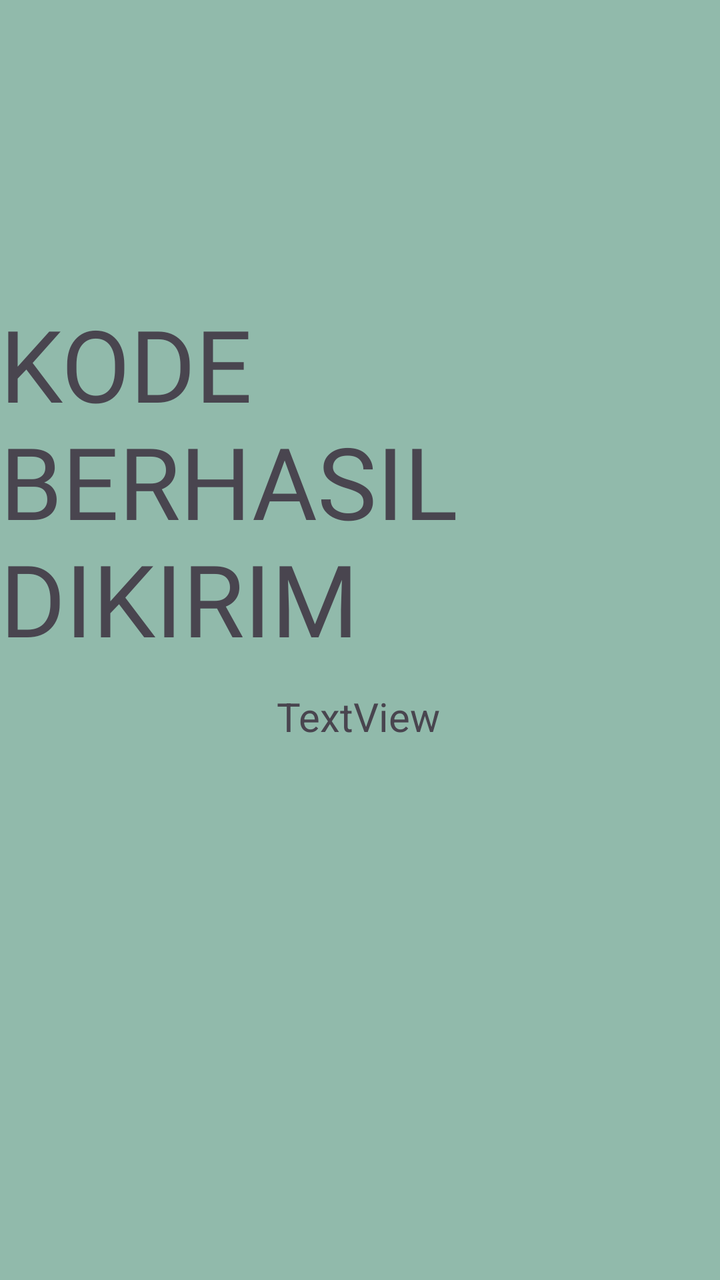
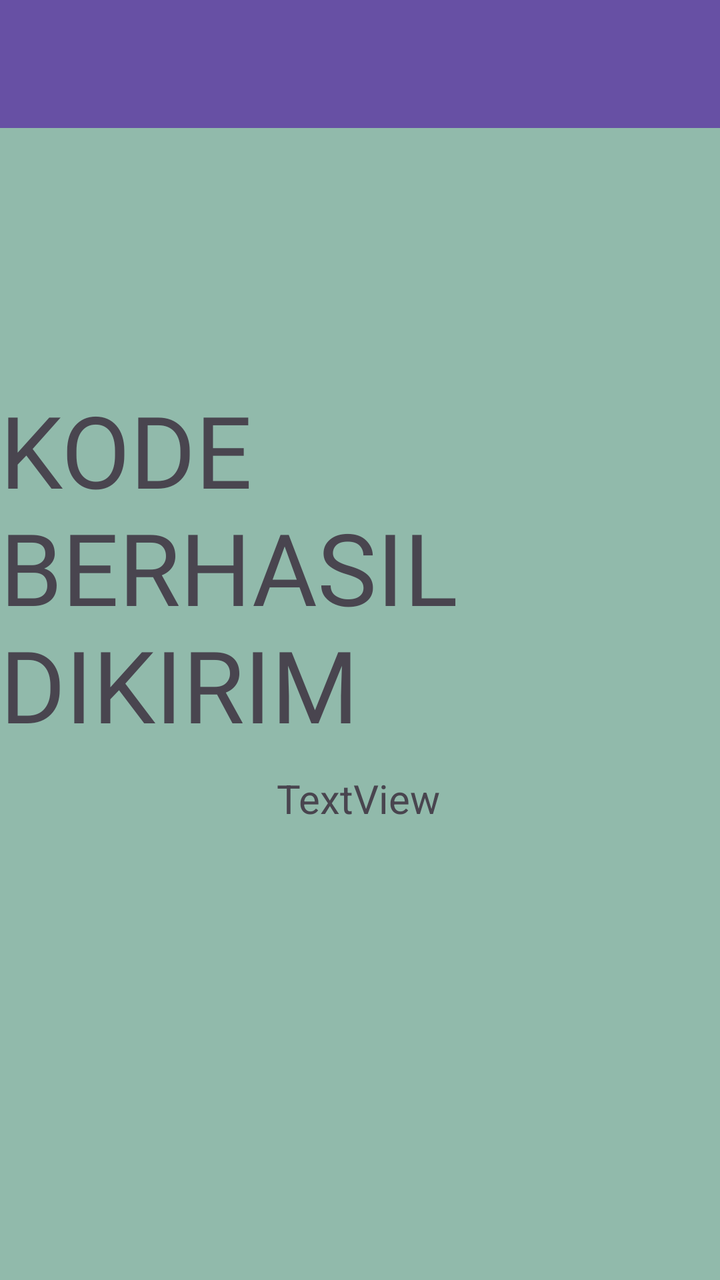

Before-and-after screenshots of an Android layout around one commit, followed by the original layout XML and the change that was made.
<!-- AndroidManifest.xml: application theme Theme.Proxima_Centauri_B_Owen_3TIE -->
<!-- res/layout/activity_third_result.xml -->
<?xml version="1.0" encoding="utf-8"?>
<androidx.constraintlayout.widget.ConstraintLayout xmlns:android="http://schemas.android.com/apk/res/android"
    xmlns:app="http://schemas.android.com/apk/res-auto"
    xmlns:tools="http://schemas.android.com/tools"
    android:id="@+id/main"
    android:layout_width="match_parent"
    android:layout_height="match_parent"
    android:background="#91baab"
    tools:context=".pertemuan3.ThirdResultActivity">

    <TextView
        android:id="@+id/textUtama"
        android:layout_width="wrap_content"
        android:layout_height="wrap_content"
        android:fontFamily="@font/bebasneue_regular"
        android:text="KODE BERHASIL DIKIRIM"
        android:textSize="50dp"
        app:layout_constraintBottom_toBottomOf="parent"
        app:layout_constraintEnd_toEndOf="parent"
        app:layout_constraintStart_toStartOf="parent"
        app:layout_constraintTop_toTopOf="parent"
        app:layout_constraintVertical_bias="0.325" />

    <TextView
        android:id="@+id/textNomor"
        android:layout_width="wrap_content"
        android:layout_height="wrap_content"
        android:text="TextView"
        android:textSize="20dp"
        app:layout_constraintBottom_toBottomOf="parent"
        app:layout_constraintEnd_toEndOf="parent"
        app:layout_constraintHorizontal_bias="0.498"
        app:layout_constraintStart_toStartOf="parent"
        app:layout_constraintTop_toBottomOf="@+id/textUtama"
        app:layout_constraintVertical_bias="0.044" />
</androidx.constraintlayout.widget.ConstraintLayout>
<!-- resources referenced by this layout -->
<resources>
  <style name="Theme.Proxima_Centauri_B_Owen_3TIE" parent="Base.Theme.Proxima_Centauri_B_Owen_3TIE" />
  <style name="Base.Theme.Proxima_Centauri_B_Owen_3TIE" parent="Theme.Material3.DayNight.NoActionBar">
          
          
      </style>
</resources>

<!-- the commit's change to res/layout/activity_third_result.xml (unified diff, before → after) -->
@@ -1,36 +1,50 @@
 <?xml version="1.0" encoding="utf-8"?>
-<androidx.constraintlayout.widget.ConstraintLayout xmlns:android="http://schemas.android.com/apk/res/android"
+<LinearLayout xmlns:android="http://schemas.android.com/apk/res/android"
     xmlns:app="http://schemas.android.com/apk/res-auto"
     xmlns:tools="http://schemas.android.com/tools"
     android:id="@+id/main"
     android:layout_width="match_parent"
     android:layout_height="match_parent"
+    android:orientation="vertical"
     android:background="#91baab"
     tools:context=".pertemuan3.ThirdResultActivity">
 
-    <TextView
-        android:id="@+id/textUtama"
-        android:layout_width="wrap_content"
-        android:layout_height="wrap_content"
-        android:fontFamily="@font/bebasneue_regular"
-        android:text="KODE BERHASIL DIKIRIM"
-        android:textSize="50dp"
-        app:layout_constraintBottom_toBottomOf="parent"
-        app:layout_constraintEnd_toEndOf="parent"
-        app:layout_constraintStart_toStartOf="parent"
-        app:layout_constraintTop_toTopOf="parent"
-        app:layout_constraintVertical_bias="0.325" />
+    <androidx.appcompat.widget.Toolbar
+        android:id="@+id/toolbar"
+        android:layout_width="match_parent"
+        android:layout_height="?attr/actionBarSize"
+        android:background="?attr/colorPrimary"
+        app:titleTextColor="@android:color/white"
+        app:subtitleTextColor="@android:color/white" />
 
-    <TextView
-        android:id="@+id/textNomor"
-        android:layout_width="wrap_content"
-        android:layout_height="wrap_content"
-        android:text="TextView"
-        android:textSize="20dp"
-        app:layout_constraintBottom_toBottomOf="parent"
-        app:layout_constraintEnd_toEndOf="parent"
-        app:layout_constraintHorizontal_bias="0.498"
-        app:layout_constraintStart_toStartOf="parent"
-        app:layout_constraintTop_toBottomOf="@+id/textUtama"
-        app:layout_constraintVertical_bias="0.044" />
-</androidx.constraintlayout.widget.ConstraintLayout>
+    <androidx.constraintlayout.widget.ConstraintLayout
+        android:layout_width="match_parent"
+        android:layout_height="match_parent">
+
+        <TextView
+            android:id="@+id/textUtama"
+            android:layout_width="wrap_content"
+            android:layout_height="wrap_content"
+            android:fontFamily="@font/bebasneue_regular"
+            android:text="KODE BERHASIL DIKIRIM"
+            android:textSize="50sp"
+            app:layout_constraintBottom_toBottomOf="parent"
+            app:layout_constraintEnd_toEndOf="parent"
+            app:layout_constraintStart_toStartOf="parent"
+            app:layout_constraintTop_toTopOf="parent"
+            app:layout_constraintVertical_bias="0.325" />
+
+        <TextView
+            android:id="@+id/textNomor"
+            android:layout_width="wrap_content"
+            android:layout_height="wrap_content"
+            android:text="TextView"
+            android:textSize="20sp"
+            app:layout_constraintBottom_toBottomOf="parent"
+            app:layout_constraintEnd_toEndOf="parent"
+            app:layout_constraintHorizontal_bias="0.498"
+            app:layout_constraintStart_toStartOf="parent"
+            app:layout_constraintTop_toBottomOf="@+id/textUtama"
+            app:layout_constraintVertical_bias="0.044" />
+    </androidx.constraintlayout.widget.ConstraintLayout>
+</LinearLayout>
